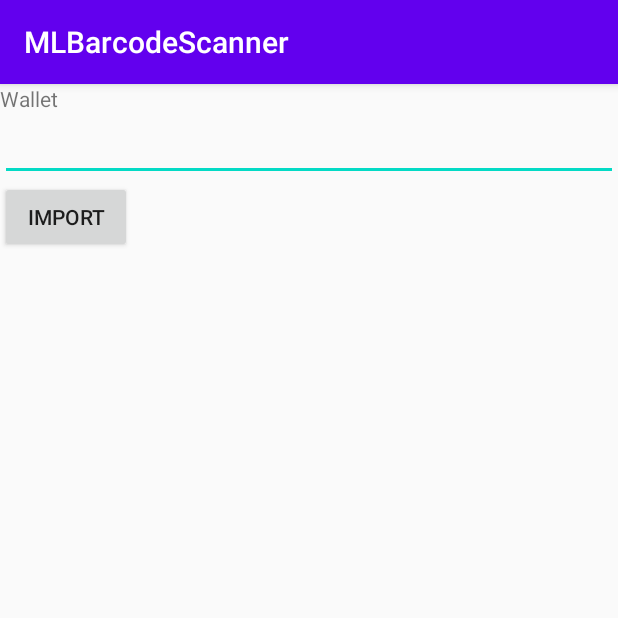
After one commit to ngochai4404/barcode, an Android app: the WalletActivity screen opened directly, with no data from a screen before it, on a phone screen of 412 x 824 dp, the top half of it. The commit adds this screen. Run offline under Robolectric (Android 15) with nearby library versions, the phone set to English and light mode, and no system bars; libraries missing offline, so code that uses them is left out: org.web3j.abi, org.web3j.crypto, org.web3j.protocol, org.web3j.utils; 1 statement that could not run was skipped.

Commit message:
add ui wallet

```diff
--- a/app/src/main/AndroidManifest.xml
+++ b/app/src/main/AndroidManifest.xml
@@ -33,6 +33,11 @@
                 android:value="@integer/google_play_services_version"/>
 
         </activity>
+
+        <activity android:name=".WalletActivity">
+
+
+        </activity>
     </application>
 
 </manifest>
--- /dev/null
+++ b/app/src/main/java/com/khaled/mlbarcodescanner/Constant.java
@@ -0,0 +1,8 @@
+package com.khaled.mlbarcodescanner;
+
+/**
+ * Created by haipn on 28/05/2022.
+ */
+public class Constant {
+    public static final String WALLET = "WALLET";
+}
--- a/app/src/main/java/com/khaled/mlbarcodescanner/ListProductActivity.kt
+++ b/app/src/main/java/com/khaled/mlbarcodescanner/ListProductActivity.kt
@@ -1,8 +1,8 @@
 package com.khaled.mlbarcodescanner
 
-import android.icu.lang.UCharacter
+import android.content.Intent
 import android.os.Bundle
-import android.widget.Toast
+import android.os.StrictMode
 import androidx.appcompat.app.AppCompatActivity
 import com.khaled.mlbarcodescanner.model.Product
 import com.khaled.mlbarcodescanner.network.ApiInterface
@@ -11,6 +11,7 @@ import retrofit2.Call
 import retrofit2.Callback
 import retrofit2.Response
 
+
 /**
  * Created by haipn on 28/05/2022.
  */
@@ -18,6 +19,10 @@ class ListProductActivity : AppCompatActivity() {
     override fun onCreate(savedInstanceState: Bundle?) {
         super.onCreate(savedInstanceState)
         setContentView(R.layout.activity_product)
+        val policy = StrictMode.ThreadPolicy.Builder().permitAll().build()
+
+        StrictMode.setThreadPolicy(policy)
+        btnWallet.setOnClickListener { startActivity(Intent(baseContext,WalletActivity::class.java)) }
     }
 
     override fun onResume() {
--- /dev/null
+++ b/app/src/main/java/com/khaled/mlbarcodescanner/WalletActivity.kt
@@ -0,0 +1,57 @@
+package com.khaled.mlbarcodescanner
+
+import android.icu.lang.UCharacter
+import android.os.Bundle
+import android.widget.Toast
+import androidx.appcompat.app.AppCompatActivity
+import androidx.core.view.isGone
+import com.khaled.mlbarcodescanner.model.Product
+import com.khaled.mlbarcodescanner.network.ApiInterface
+import com.khaled.mlbarcodescanner.service.BlockchainService
+import com.khaled.mlbarcodescanner.utils.PreferenceHelper
+import com.khaled.mlbarcodescanner.utils.PreferenceHelper.get
+import com.khaled.mlbarcodescanner.utils.PreferenceHelper.setValue
+import kotlinx.android.synthetic.main.activity_product.*
+import kotlinx.android.synthetic.main.activity_wallet.*
+import retrofit2.Call
+import retrofit2.Callback
+import retrofit2.Response
+
+/**
+ * Created by haipn on 28/05/2022.
+ */
+class WalletActivity : AppCompatActivity() {
+    override fun onCreate(savedInstanceState: Bundle?) {
+        super.onCreate(savedInstanceState)
+        setContentView(R.layout.activity_wallet)
+    }
+    val service = BlockchainService();
+    override fun onResume() {
+        super.onResume()
+        checkWallet();
+        btnImport.setOnClickListener { importKey() }
+        btnDelete.setOnClickListener { deleteKey() }
+    }
+
+    private fun importKey() {
+        PreferenceHelper.defaultPrefs(baseContext).setValue(Constant.WALLET,edtWallet.text.toString());
+        checkWallet();
+    }
+    private fun deleteKey() {
+        PreferenceHelper.defaultPrefs(baseContext).setValue(Constant.WALLET,null);
+        checkWallet();
+    }
+
+    private fun checkWallet() {
+        var pk = PreferenceHelper.defaultPrefs(baseContext).getString(Constant.WALLET, null);
+        if(pk.isNullOrBlank()){
+            llBalance.isGone = true
+            llImport.isGone = false
+        }else{
+            llBalance.isGone = false
+            llImport.isGone = true
+            tvAddress.text = service.getWallet(pk).address;
+            tvBalance.text = service.getBalance(service.getWallet(pk).address).toString()+" BNB";
+        }
+    }
+}
--- a/app/src/main/res/layout/activity_product.xml
+++ b/app/src/main/res/layout/activity_product.xml
@@ -13,5 +13,10 @@
         android:id="@+id/tvTest"
         android:layout_width="match_parent"
         android:layout_height="match_parent"/>
+    <androidx.appcompat.widget.AppCompatButton
+        android:id="@+id/btnWallet"
+        android:text="Wallet"
+        android:layout_width="50dp"
+        android:layout_height="50dp"/>
 
 </androidx.constraintlayout.widget.ConstraintLayout>
--- /dev/null
+++ b/app/src/main/res/layout/activity_wallet.xml
@@ -0,0 +1,57 @@
+<?xml version="1.0" encoding="utf-8"?>
+<androidx.appcompat.widget.LinearLayoutCompat xmlns:android="http://schemas.android.com/apk/res/android"
+    xmlns:tools="http://schemas.android.com/tools"
+    android:layout_width="match_parent"
+    android:layout_height="match_parent"
+    android:orientation="vertical"
+    tools:context=".MainActivity">
+
+    <androidx.appcompat.widget.LinearLayoutCompat
+        android:id="@+id/llImport"
+        android:layout_width="match_parent"
+        android:layout_height="wrap_content"
+        android:orientation="vertical"
+        >
+        <TextView
+            android:text="Wallet"
+            android:layout_width="wrap_content"
+            android:layout_height="wrap_content"/>
+        <EditText
+            android:id="@+id/edtWallet"
+            android:layout_width="match_parent"
+            android:layout_height="wrap_content"/>
+        <androidx.appcompat.widget.AppCompatButton
+            android:text="Import"
+            android:id="@+id/btnImport"
+            android:layout_width="wrap_content"
+            android:layout_height="wrap_content"/>
+    </androidx.appcompat.widget.LinearLayoutCompat>
+    <androidx.appcompat.widget.LinearLayoutCompat
+        android:id="@+id/llBalance"
+        android:layout_width="match_parent"
+        android:layout_height="wrap_content"
+        android:orientation="vertical"
+        >
+        <TextView
+            android:text="0x12314564564"
+            android:id="@+id/tvAddress"
+            android:singleLine="true"
+            android:ellipsize="middle"
+            android:layout_width="wrap_content"
+            android:layout_height="wrap_content"/>
+        <TextView
+            android:text="0.15BNB"
+            android:id="@+id/tvBalance"
+            android:singleLine="true"
+            android:ellipsize="middle"
+            android:layout_width="wrap_content"
+            android:layout_height="wrap_content"/>
+        <androidx.appcompat.widget.AppCompatButton
+            android:text="Delete"
+            android:id="@+id/btnDelete"
+            android:layout_width="wrap_content"
+            android:layout_height="wrap_content"/>
+
+    </androidx.appcompat.widget.LinearLayoutCompat>
+
+</androidx.appcompat.widget.LinearLayoutCompat>
```
